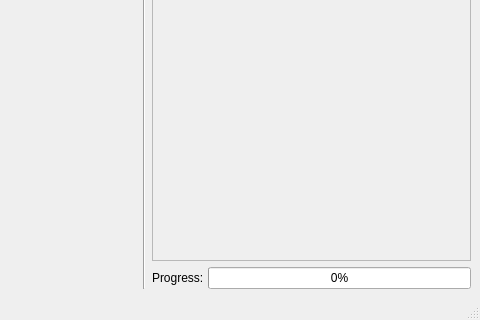
Above: src/ui/gamewindow.ui from anton-fischer/cpp-minesweeper before the change; both pictures show x 320 to 800 and y 120 to 440 of the 800 by 440 pixel window. Below: the same form after it.
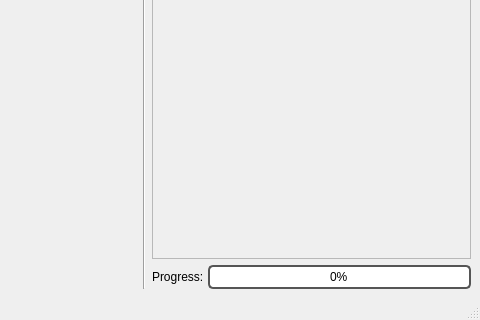
That is the form after the change.

The edit to the form file:
```diff
--- a/src/ui/gamewindow.ui
+++ b/src/ui/gamewindow.ui
@@ -385,6 +385,18 @@
           </item>
           <item>
            <widget class="QProgressBar" name="progressBar_progress">
+            <property name="styleSheet">
+             <string notr="true">QProgressBar {
+        border: 2px solid #555;
+        border-radius: 5px;
+        text-align: center;
+        height: 20px;
+    }
+    QProgressBar::chunk {
+        background-color: #22b34d;
+        border-radius: 5px;
+    }</string>
+            </property>
             <property name="value">
              <number>0</number>
             </property>
```
